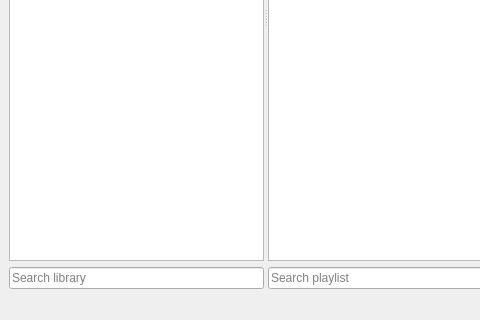
First picture: the form in app/mainwindow.ui, repository olegantonyan/mpz, before the edit; both pictures show x 0 to 480 and y 292 to 612 of the 878 by 612 pixel window.
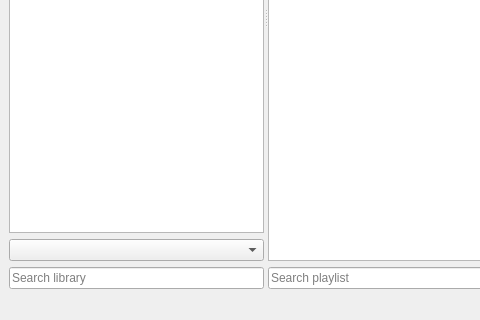
Second picture: the form after the edit. Icons and pictures are not drawn.

What changed in the file:
```diff
--- a/app/mainwindow.ui
+++ b/app/mainwindow.ui
@@ -133,6 +133,9 @@
         <item>
          <widget class="QTreeView" name="treeView"/>
         </item>
+        <item>
+         <widget class="QComboBox" name="comboBoxLibraries"/>
+        </item>
         <item>
          <widget class="QLineEdit" name="treeViewSearch">
           <property name="placeholderText">
@@ -142,7 +145,7 @@
         </item>
        </layout>
       </widget>
-      <widget class="QWidget" name="layoutWidget">
+      <widget class="QWidget" name="layoutWidget_1">
        <layout class="QVBoxLayout" name="verticalLayout_2">
         <item>
          <widget class="QListView" name="listView"/>
@@ -156,7 +159,7 @@
         </item>
        </layout>
       </widget>
-      <widget class="QWidget" name="">
+      <widget class="QWidget" name="layoutWidget_2">
        <layout class="QVBoxLayout" name="verticalLayout_3">
         <item>
          <widget class="QTableView" name="tableView">
```
